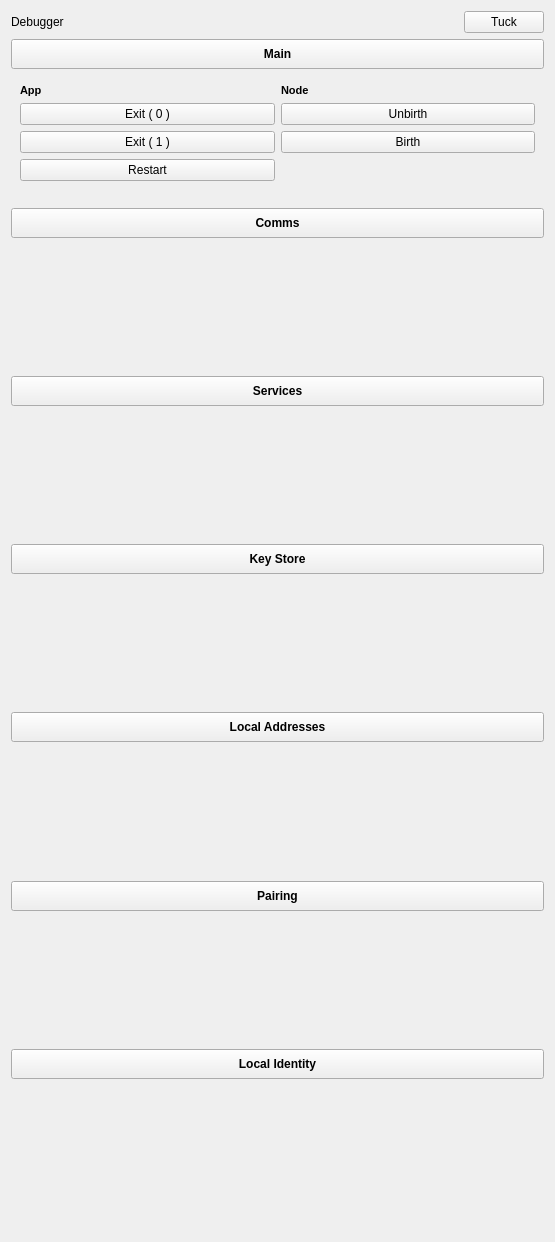
The window that integration/v2/src/libs/libuptime/widgets/uptime/ui/DebuggerWidget.ui (mrdeveloperdude/OctoMY) describes before a commit, drawn with Qt 5.
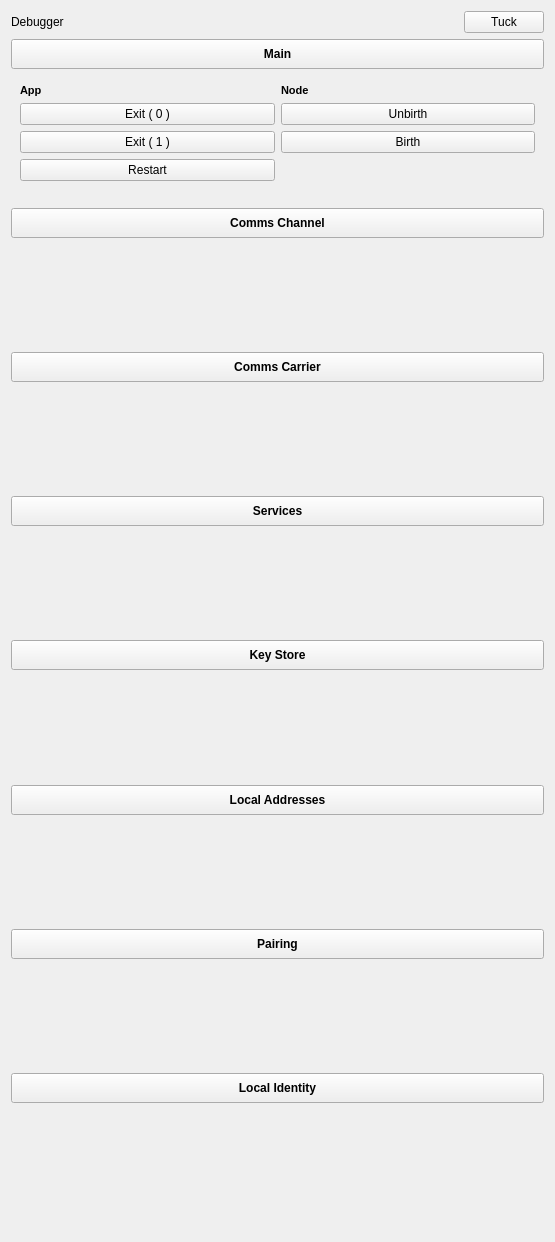
The same window after the commit. Custom widgets are drawn as their Qt base class.

Commit message: Separated comms debug into comms channel and comms carrier sections

```diff
--- a/integration/v2/src/libs/libuptime/widgets/uptime/ui/DebuggerWidget.ui
+++ b/integration/v2/src/libs/libuptime/widgets/uptime/ui/DebuggerWidget.ui
@@ -342,7 +342,7 @@
       <string>Toggle application options</string>
      </property>
      <property name="text">
-      <string>Comms</string>
+      <string>Comms Channel</string>
      </property>
      <property name="checkable">
       <bool>true</bool>
@@ -353,7 +353,64 @@
     </widget>
    </item>
    <item>
-    <widget class="CommsDebugWidget" name="widgetHeaderComms" native="true">
+    <widget class="CommsDebugWidget" name="widgetHeaderCommsChannel" native="true">
+     <property name="sizePolicy">
+      <sizepolicy hsizetype="Preferred" vsizetype="MinimumExpanding">
+       <horstretch>0</horstretch>
+       <verstretch>0</verstretch>
+      </sizepolicy>
+     </property>
+     <property name="minimumSize">
+      <size>
+       <width>0</width>
+       <height>100</height>
+      </size>
+     </property>
+    </widget>
+   </item>
+   <item>
+    <widget class="QPushButton" name="pushButtonHeaderCommsCarrier">
+     <property name="sizePolicy">
+      <sizepolicy hsizetype="Expanding" vsizetype="Minimum">
+       <horstretch>0</horstretch>
+       <verstretch>0</verstretch>
+      </sizepolicy>
+     </property>
+     <property name="minimumSize">
+      <size>
+       <width>0</width>
+       <height>30</height>
+      </size>
+     </property>
+     <property name="maximumSize">
+      <size>
+       <width>9999</width>
+       <height>30</height>
+      </size>
+     </property>
+     <property name="font">
+      <font>
+       <weight>75</weight>
+       <bold>true</bold>
+       <underline>false</underline>
+      </font>
+     </property>
+     <property name="toolTip">
+      <string>Toggle application options</string>
+     </property>
+     <property name="text">
+      <string>Comms Carrier</string>
+     </property>
+     <property name="checkable">
+      <bool>true</bool>
+     </property>
+     <property name="flat">
+      <bool>false</bool>
+     </property>
+    </widget>
+   </item>
+   <item>
+    <widget class="CommsDebugWidget" name="widgetHeaderCommsCarrier" native="true">
      <property name="sizePolicy">
       <sizepolicy hsizetype="Preferred" vsizetype="MinimumExpanding">
        <horstretch>0</horstretch>
```
Left out of the diff: 2 changed lines with no effect on the pictures. The commit also changes 1 other file.
